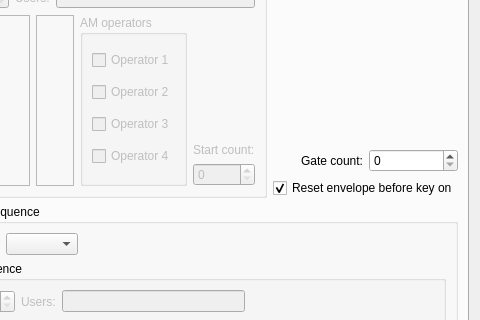
BambooTracker/BambooTracker, file BambooTracker/gui/instrument_editor/instrument_editor_fm_form.ui: the form before one commit; both pictures show x 85 to 565 and y 89 to 409 of the 565 by 676 pixel window.
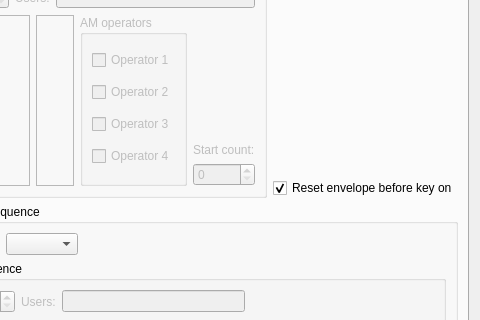
The form after the commit. The open tabs and pages were chosen to show the change. Custom widgets are drawn as their Qt base class.

Commit message: Delete gate count function

```diff
--- a/BambooTracker/gui/instrument_editor/instrument_editor_fm_form.ui
+++ b/BambooTracker/gui/instrument_editor/instrument_editor_fm_form.ui
@@ -283,24 +283,7 @@
        </item>
        <item row="0" column="1">
         <layout class="QGridLayout" name="gridLayout_8">
-         <item row="1" column="0" alignment="Qt::AlignRight">
-          <widget class="QLabel" name="gateCountLabel">
-           <property name="text">
-            <string>Gate count:</string>
-           </property>
-          </widget>
-         </item>
-         <item row="1" column="1">
-          <widget class="QSpinBox" name="gateCountSpinBox">
-           <property name="maximum">
-            <number>99</number>
-           </property>
-           <property name="value">
-            <number>0</number>
-           </property>
-          </widget>
-         </item>
-         <item row="2" column="0" colspan="2">
+         <item row="1" column="0" colspan="2">
           <widget class="QCheckBox" name="envResetCheckBox">
            <property name="text">
             <string>Reset envelope before key on</string>
```
The commit also changes 13 other files.
